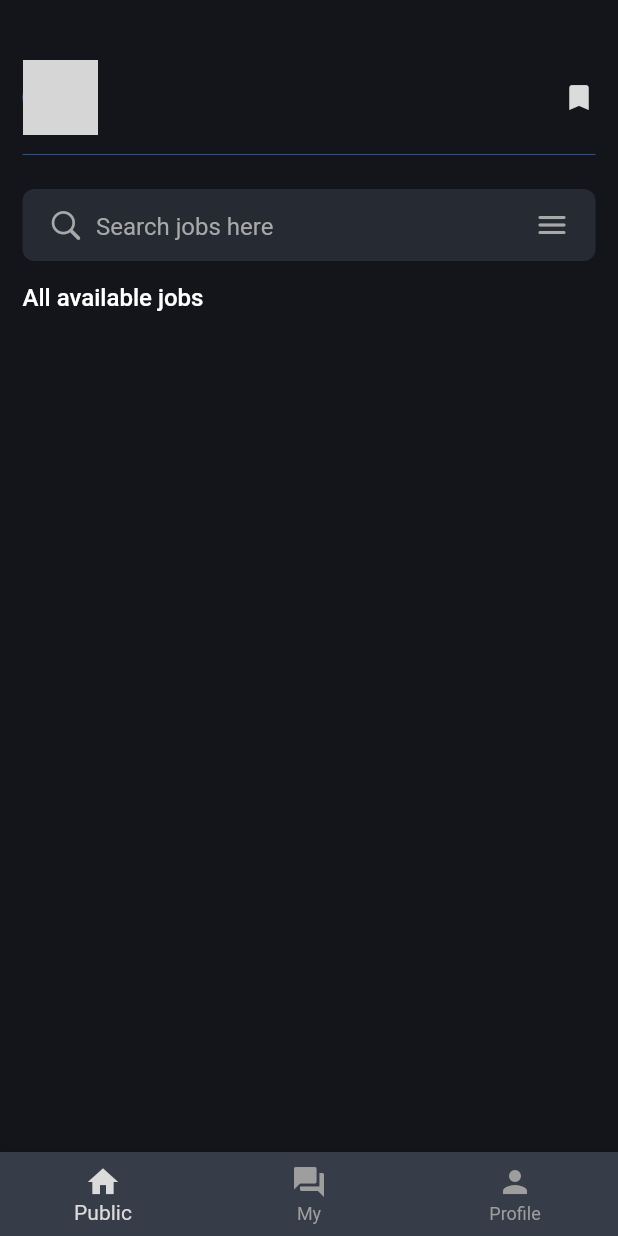
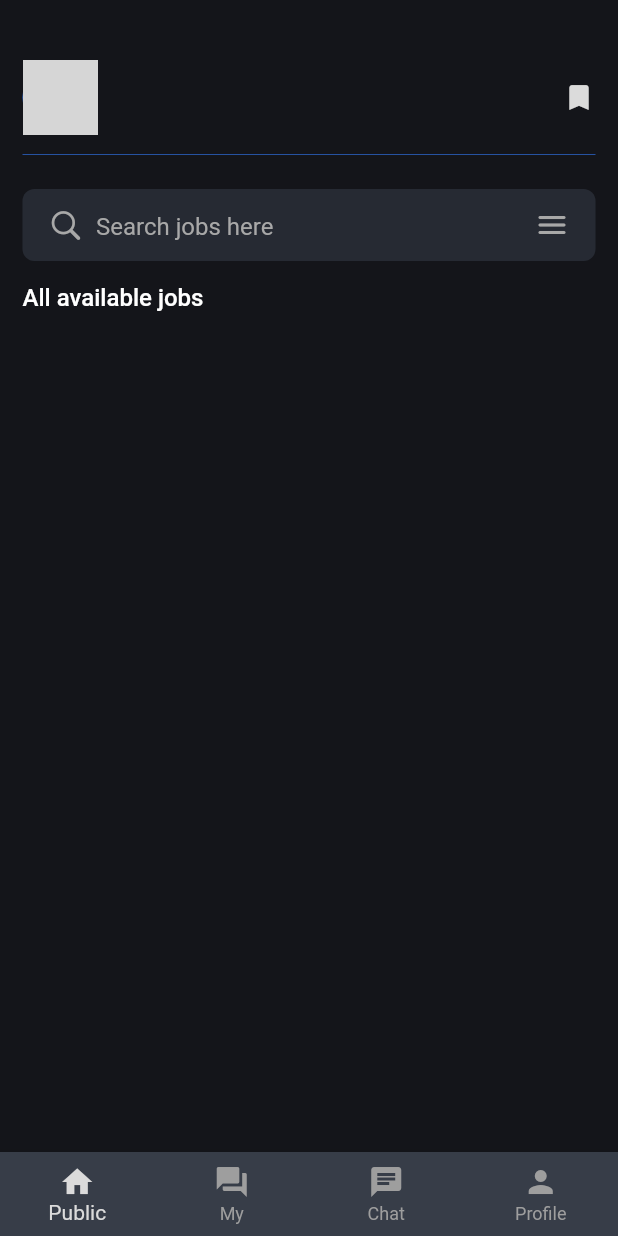
Before and after one commit to AwanthiBandara/AIInterviewer, a Flutter app: the SeekerMainScreen screen opened directly, on a phone screen of 412 x 824 dp. Run offline on Flutter 3.47's test engine with Material 2 defaults, Android fonts, the phone set to English and light mode, and no system bars; our stand-ins replace bloc, cloud_firestore, firebase_auth, firebase_core, firebase_storage, flutter_bloc and 2 more; accounts and stored records are empty; grey boxes are pictures that could not be loaded.

Commit message:
Seeker Chat Section

```diff
--- a/lib/views/chat/chat_list_screen.dart
+++ b/lib/views/chat/chat_list_screen.dart
@@ -86,7 +86,7 @@ class ChatListScreen extends StatelessWidget {
 
                         if (userData != null) {
                           final username = '${userData['firstName']} ${userData['lastName']}';
-                          final profileImageUrl = userData['profileUrl'] ?? 'https://picsum.photos/536/354';
+                          final profileImageUrl = userData['userType'] == "job_seeker" ? userData['profileUrl'] : userData['companyLogoUrl'] ?? 'https://picsum.photos/536/354';
 
                           return GestureDetector(
                             onTap: () {
--- a/lib/views/seeker/seeker_main_screen.dart
+++ b/lib/views/seeker/seeker_main_screen.dart
@@ -1,6 +1,8 @@
 import 'package:aiinterviewer/bloc/app_bloc/app_cubit.dart';
 import 'package:aiinterviewer/bloc/app_bloc/app_state.dart';
+import 'package:aiinterviewer/bloc/chat_bloc/chat_cubit.dart';
 import 'package:aiinterviewer/constants/colors.dart';
+import 'package:aiinterviewer/views/chat/chat_list_screen.dart';
 import 'package:aiinterviewer/views/recruiter/recruiter_my_feed_screen.dart';
 import 'package:aiinterviewer/views/recruiter/recruiter_profile_screen.dart';
 import 'package:aiinterviewer/views/recruiter/recruiter_public_feed_screen.dart';
@@ -21,6 +23,7 @@ class _SeekerMainScreenState extends State<SeekerMainScreen> {
   final List<Widget> _screens = [
     SeekerPublicFeedScreen(),
     SeekerMyFeedScreen(),
+     ChatListScreen(),
     const SeekerProfileScreen(),
   ];
 
@@ -36,6 +39,7 @@ class _SeekerMainScreenState extends State<SeekerMainScreen> {
     context.read<AppCubit>().loadInterviewTypes();
     context.read<AppCubit>().loadSearchTextList();
     context.read<AppCubit>().loadJobs();
+     context.read<ChatCubit>().loadMyAllChats(context);
   }
 
   @override
@@ -58,6 +62,10 @@ class _SeekerMainScreenState extends State<SeekerMainScreen> {
                 icon: Icon(Icons.forum),
                 label: 'My',
               ),
+               BottomNavigationBarItem(
+                  icon: Icon(Icons.chat),
+                  label: 'Chat',
+                ),
               BottomNavigationBarItem(
                 icon: Icon(Icons.person),
                 label: 'Profile',
```
